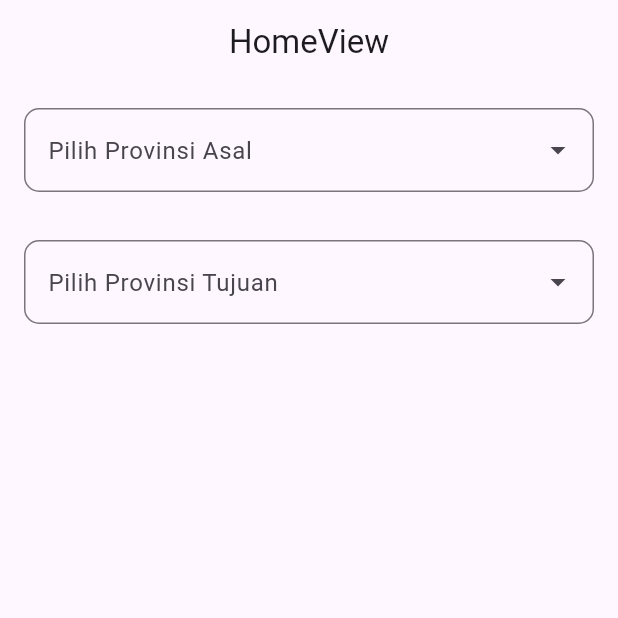
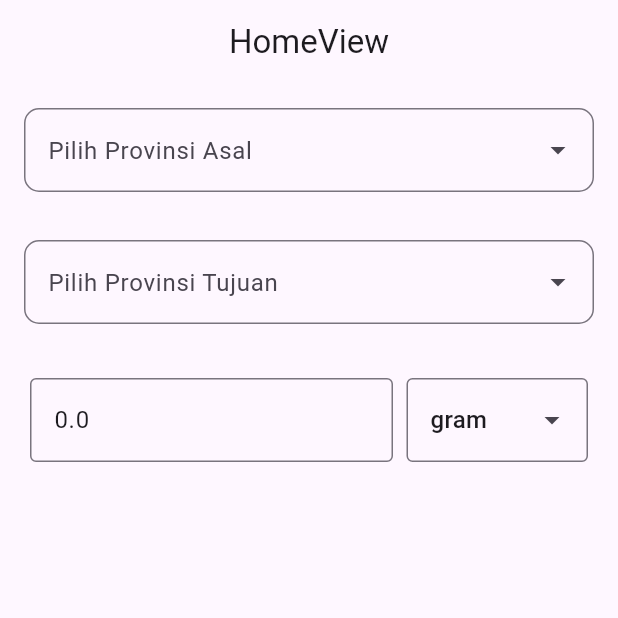
Before and after one commit to faizikhsan123/ongkos_kirim_flutter, a Flutter app: the screen it shows after launch, on a phone screen of 412 x 824 dp, the top half of it. Run offline on Flutter 3.47's test engine with Material 3 defaults, Android fonts, the phone set to English and light mode, and no system bars; drawn by our look-alikes of dropdown_search; our stand-ins replace get.

Commit message:
add conversion weight

```diff
--- /dev/null
+++ b/lib/app/modules/home/controllers/berat_controller.dart
@@ -0,0 +1,106 @@
+import 'package:flutter/material.dart';
+import 'package:get/get.dart';
+
+class ControllerBerat extends GetxController {
+  // Dipakai untuk mengambil nilai angka yang diketik user
+  late TextEditingController berat;
+
+  // nilai default berat barang (SELALU DISIMPAN DALAM GRAM)
+  double beratBarang = 0.0;
+
+  // set default satuan yaitu gram
+  String satuan = 'gram';
+
+  // =========================
+  // DIPANGGIL SAAT USER MENGETIK ANGKA
+  // =========================
+  void ubahBerat(String value) {
+    // Mengambil angka mentah dari TextField
+    // Contoh: user mengetik "2"
+    double input = double.tryParse(value) ?? 0;
+
+    // Konversi angka ke GRAM berdasarkan satuan aktif
+    switch (satuan) {
+      case "ton":
+        beratBarang = input * 1000000; // ton → gram
+        break;
+
+      case "Kwintal":
+        beratBarang = input * 100000; // kwintal → gram
+        break;
+
+      case "ons":
+        beratBarang = input * 100; // ons → gram
+        break;
+
+      case "lbs":
+      case "pound":
+        beratBarang = input * 453.592; // pound/lbs → gram
+        break;
+
+      case "kg":
+        beratBarang = input * 1000; // kg → gram
+        break;
+
+      case "hg":
+        beratBarang = input * 100; // hektogram → gram
+        break;
+
+      case "dag":
+        beratBarang = input * 10; // dekagram → gram
+        break;
+
+      case "gram":
+        beratBarang = input * 1; // gram → gram
+        break;
+
+      case "dg":
+        beratBarang = input * 0.1; // desigram → gram
+        break;
+
+      case "cg":
+        beratBarang = input * 0.01; // sentigram → gram
+        break;
+
+      case "mg":
+        beratBarang = input * 0.001; // miligram → gram
+        break;
+
+      default:
+        beratBarang = 0;
+    }
+
+    // Debug: melihat berat akhir dalam gram
+    print("berat (gram): $beratBarang");
+  }
+
+  // =========================
+  // DIPANGGIL SAAT USER GANTI SATUAN
+  // =========================
+  void ubahSatuan(String value) {
+    // HANYA mengubah satuan aktif
+
+    satuan = value; //value ini yg dipilih dari satuan dropdown
+
+    // Ambil ulang angka di TextField supaya konsisten
+    ubahBerat(berat.text);
+
+    // Debug
+    print("satuan berubah ke: $satuan");
+    print("berat (gram): $beratBarang");
+  }
+
+  @override
+  void onInit() {
+    // Mengisi TextField pertama kali dengan nilai awal beratBarang
+    berat = TextEditingController(text: "$beratBarang");
+    super.onInit();
+  }
+
+  @override
+  void dispose() {
+    // Membersihkan controller agar tidak memory leak
+    berat.dispose();
+    super.dispose();
+  }
+}
--- a/lib/app/modules/home/views/home_view.dart
+++ b/lib/app/modules/home/views/home_view.dart
@@ -1,4 +1,5 @@
 import 'package:case_ongkir_getx/app/modules/home/controllers/city_controller.dart';
+import 'package:case_ongkir_getx/app/modules/home/views/widgets/berat.dart';
 import 'package:case_ongkir_getx/app/modules/home/views/widgets/city.dart';
 import 'package:case_ongkir_getx/app/modules/home/views/widgets/province.dart';
 import 'package:flutter/material.dart';
@@ -15,22 +16,19 @@ class HomeView extends GetView<HomeController> {
       appBar: AppBar(title: const Text('HomeView'), centerTitle: true),
       body: Column(
         children: [
-          DropdownProvinsi(
-            tipe: "asal",
-          ), //memannggil constructor tipe dan nilainya  =asal
+          DropdownProvinsi(tipe: "asal"),
           Obx(
             () => cityC.isHiddenAsal.value == false
-                ? DropdownKota(tipe: 'asal') //kotaa asal
+                ? DropdownKota(tipe: 'asal')
                 : Container(),
           ),
-          DropdownProvinsi(
-            tipe: "tujuan",
-          ), //memannggil constructor tipe dan nilainya  =tujuan
+          DropdownProvinsi(tipe: "tujuan"),
           Obx(
             () => cityC.isHiddenTujuan.value == false
-                ? DropdownKota(tipe: 'tujuan') //kotaa tujuan
+                ? DropdownKota(tipe: 'tujuan')
                 : Container(),
           ),
+          BeratBarang() //tambahkan widget berat barang
         ],
       ),
     );
--- /dev/null
+++ b/lib/app/modules/home/views/widgets/berat.dart
@@ -0,0 +1,90 @@
+import 'package:case_ongkir_getx/app/modules/home/controllers/berat_controller.dart';
+import 'package:dropdown_search/dropdown_search.dart';
+import 'package:flutter/material.dart';
+import 'package:get/get.dart';
+
+class BeratBarang extends StatelessWidget {
+  // inject controller
+  final BeratC = Get.put(ControllerBerat());
+
+  @override
+  Widget build(BuildContext context) {
+    return Padding(
+      padding: const EdgeInsets.all(20),
+      child: Row(
+        children: [
+          // =========================
+          // INPUT ANGKA BERAT
+          // =========================
+          Expanded(
+            flex: 2,
+            child: TextField(
+              controller: BeratC.berat,
+              keyboardType: TextInputType.number,
+              decoration: const InputDecoration(
+                border: OutlineInputBorder(),
+                hintText: "Masukkan Berat Barang",
+              ),
+
+              // DIPANGGIL SETIAP USER MENGETIK ANGKA
+              onChanged: (value) => BeratC.ubahBerat(value),
+            ),
+          ),
+
+          const SizedBox(width: 9),
+
+
+          // =========================
+          // DROPDOWN SATUAN
+          // =========================
+          Expanded(
+            flex: 1,
+            child: DropdownSearch<String>(
+              items:  [
+                "ton",      // 1 ton = 1.000.000 gram
+                "Kwintal",  // 1 kwintal = 100.000 gram
+                "ons",      // 1 ons = 100 gram
+                "lbs",      // 1 lbs = 453.592 gram
+                "pound",    // sama dengan lbs
+                "kg",       // 1 kg = 1.000 gram
+                "hg",       // 100 gram
+                "dag",      // 10 gram
+                "gram",     // 1 gram
+                "dg",       // 0.1 gram
+                "cg",       // 0.01 gram
+                "mg",       // 0.001 gram
+              ],
+
+              // satuan awal
+              selectedItem: "gram",
+
+              // DIPANGGIL SAAT USER GANTI SATUAN
+              onChanged: (value) {
+                if (value != null) {
+                  BeratC.ubahSatuan(value);
+                }
+              },
+
+              dropdownDecoratorProps:  DropDownDecoratorProps(
+                dropdownSearchDecoration: InputDecoration(
+                  border: OutlineInputBorder(),
+                  hintText: "Satuan",
+                ),
+              ),
+
+              popupProps:  PopupProps.bottomSheet(
+                showSearchBox: true,
+                searchFieldProps: TextFieldProps(
+                  decoration: InputDecoration(
+                    hintText: "Cari Satuan",
+                    border: OutlineInputBorder(),
+                  ),
+                ),
+              ),
+            ),
+          ),
+        ],
+      ),
+    );
+  }
+}
```
